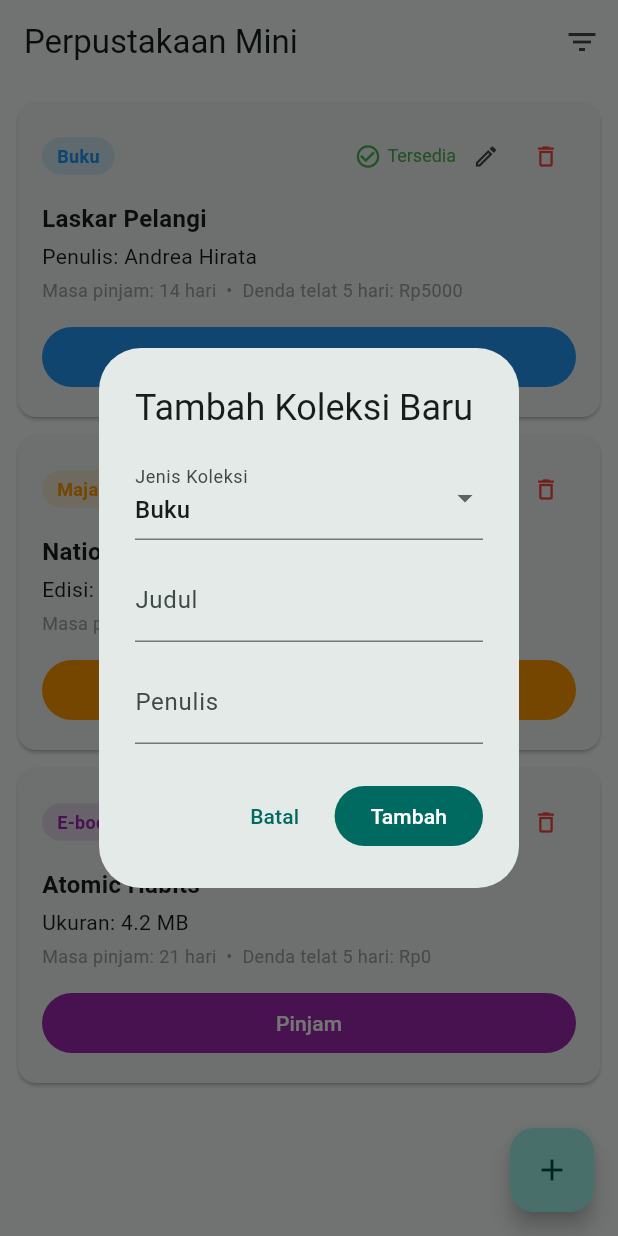
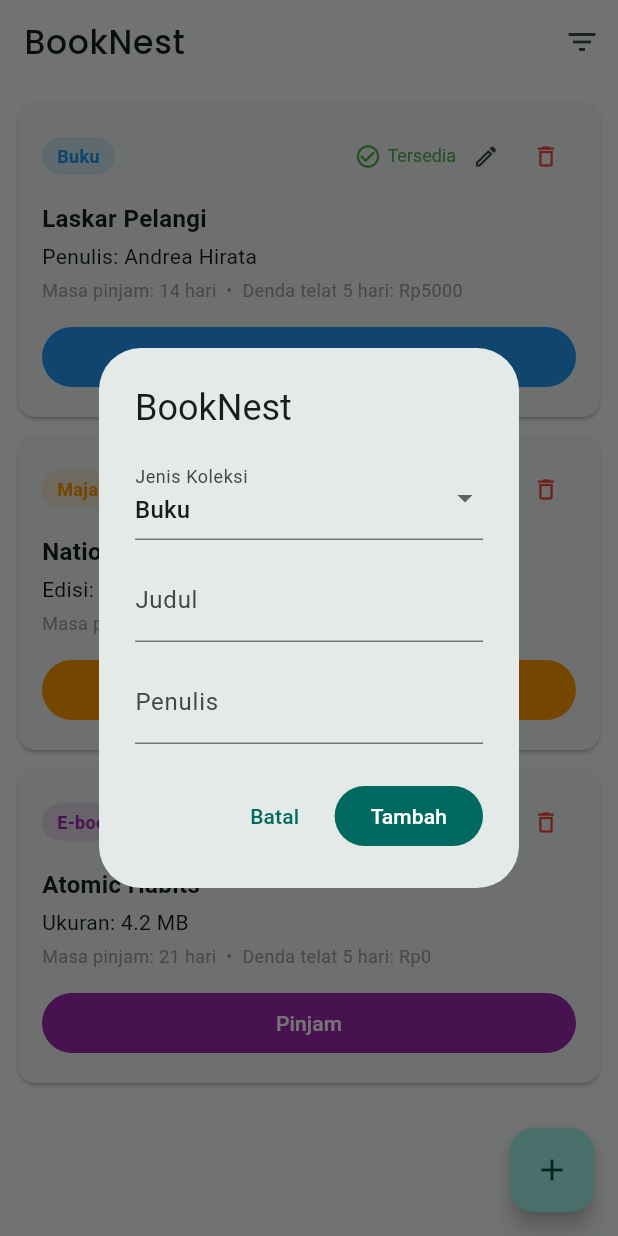
Before and after one commit to Ditdoot/mini_library, a Flutter app: the screen it shows after launch, after a tap on the "add" icon, on a phone screen of 412 x 824 dp. Run offline on Flutter 3.47's test engine with Material 3 defaults, Android fonts, the light colour scheme and no system bars; our stand-ins replace google_fonts.

Commit message:
Rename app to BookNest, add custom font, update documentation

```diff
--- a/lib/main.dart
+++ b/lib/main.dart
@@ -1,4 +1,5 @@
 import 'package:flutter/material.dart';
+import 'package:google_fonts/google_fonts.dart';
 import 'models/koleksi.dart';
 import 'models/buku.dart';
 import 'models/majalah.dart';
@@ -14,7 +15,7 @@
   @override
   Widget build(BuildContext context) {
     return MaterialApp(
-      title: 'Perpustakaan Mini',
+      title: 'BookNest',
       debugShowCheckedModeBanner: false,
       theme: ThemeData(
         colorSchemeSeed: Colors.teal,
@@ -109,7 +110,7 @@
     context: context,
     builder: (context) => StatefulBuilder(
       builder: (context, setDialogState) => AlertDialog(
-        title: const Text('Tambah Koleksi Baru'),
+        title: const Text('BookNest'),
         content: SingleChildScrollView(
           child: Column(
             mainAxisSize: MainAxisSize.min,
@@ -339,7 +340,14 @@
   Widget build(BuildContext context) {
     return Scaffold(
       appBar: AppBar(
-        title: const Text('Perpustakaan Mini'),
+        title: Text(
+          'BookNest',
+          style: GoogleFonts.poppins(
+            fontWeight: FontWeight.w500,
+            fontSize: 22,
+            letterSpacing: 0.5,
+          ),
+        ),
         actions: [
           PopupMenuButton<String>(
             icon: const Icon(Icons.filter_list),
--- a/pubspec.yaml
+++ b/pubspec.yaml
@@ -34,6 +34,7 @@
   # The following adds the Cupertino Icons font to your application.
   # Use with the CupertinoIcons class for iOS style icons.
   cupertino_icons: ^1.0.8
+  google_fonts: ^8.2.1
 
 dev_dependencies:
   flutter_test:
```
Also changed, not shown: pubspec.lock, 3 other files.
